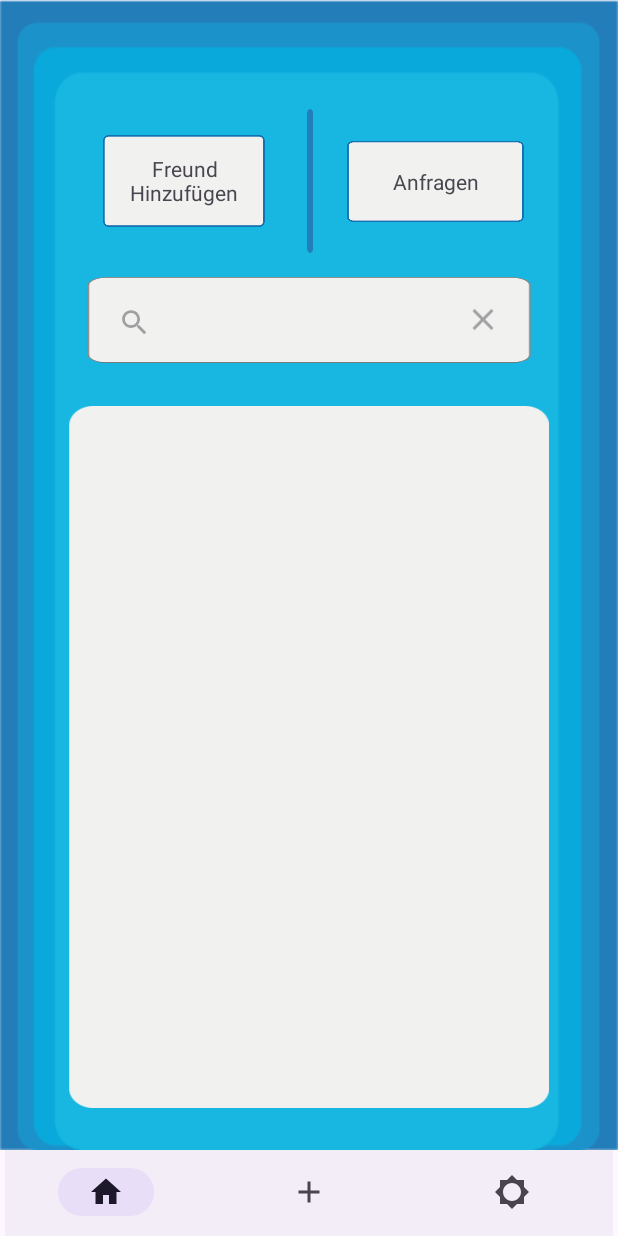
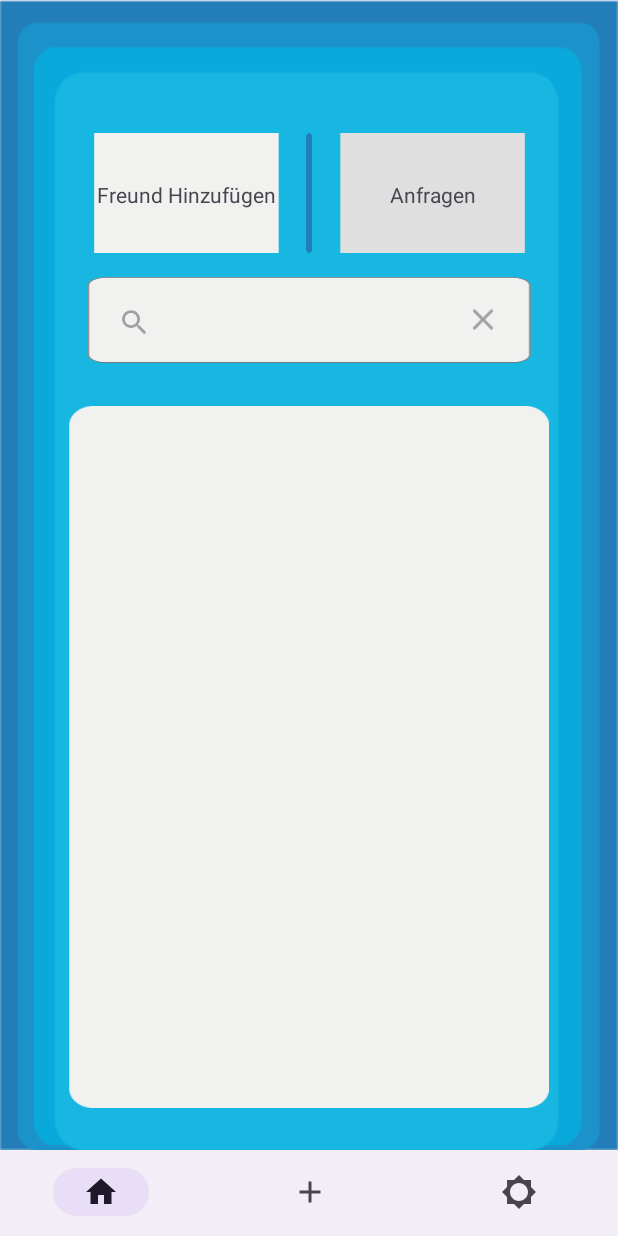
Before and after one commit to UNSERsplit/App, an Android app: the AddFriendActivity screen opened directly, with no data from a screen before it, on a phone screen of 412 x 824 dp. Run offline under Robolectric (Android 15) with nearby library versions, the phone set to English and light mode, and no system bars; network calls fail; Roboto replaces fonts that are not available here.

Commit message:
AddFriend Top selector dynamicSize

```diff
--- a/app/src/main/java/at/htlsaalfelden/UNSERsplit/ui/NavigationUtils.java
+++ b/app/src/main/java/at/htlsaalfelden/UNSERsplit/ui/NavigationUtils.java
@@ -34,7 +34,6 @@ public abstract class NavigationUtils {
 
     public static void initNavbar(AppCompatActivity activity) {
         BottomNavigationView navigationView = activity.findViewById(R.id.bottomNavigationView);
-
         Menu menu = navigationView.getMenu();
 
         for (int i = 0; i < navigationTargets.length; i++) {
--- a/app/src/main/java/at/htlsaalfelden/UNSERsplit/ui/friends/AddFriendActivity.java
+++ b/app/src/main/java/at/htlsaalfelden/UNSERsplit/ui/friends/AddFriendActivity.java
@@ -1,9 +1,20 @@
 package at.htlsaalfelden.UNSERsplit.ui.friends;
 
+import android.annotation.SuppressLint;
+import android.graphics.drawable.Drawable;
+import android.net.Uri;
 import android.os.Bundle;
+import android.util.DisplayMetrics;
+import android.view.View;
+import android.view.ViewGroup;
+import android.widget.TextView;
 
 import androidx.activity.EdgeToEdge;
+import androidx.annotation.Nullable;
 import androidx.appcompat.app.AppCompatActivity;
+import androidx.constraintlayout.widget.ConstraintLayout;
+import androidx.core.content.ContextCompat;
+
 import at.htlsaalfelden.UNSERsplit.R;
 import at.htlsaalfelden.UNSERsplit.ui.NavigationUtils;
 
@@ -14,11 +25,30 @@ public class AddFriendActivity extends AppCompatActivity {
         super.onCreate(savedInstanceState);
         EdgeToEdge.enable(this);
         setContentView(R.layout.activity_add_friend);
-
-        NavigationUtils.initScreen(this);
+        NavigationUtils.initNavbar(this);
 
         var ctx = this;
 
 
+        TextView txtViewAddFriend = findViewById(R.id.txtViewAddFriend);
+        TextView textViewAnfrage = findViewById(R.id.textViewAnfrage);
+        dynamicSize(txtViewAddFriend, 0.2,0.3);
+        dynamicSize(textViewAnfrage, 0.2,0.3);
+
+
+
+    }
+
+    public void dynamicSize(View x, double heighta, double widtha){
+        ViewGroup.LayoutParams params1 = x.getLayoutParams();
+        DisplayMetrics displayMetrics1 = new DisplayMetrics();
+
+        getWindowManager().getDefaultDisplay().getMetrics(displayMetrics1);
+        int height =  (int)(displayMetrics1.heightPixels * heighta);
+        int width = (int) (displayMetrics1.widthPixels * widtha);
+
+        params1.height = height;
+        params1.width = width;
+        x.setLayoutParams(params1);
     }
 }
--- a/app/src/main/java/at/htlsaalfelden/UNSERsplit/ui/home/HomeActivity.java
+++ b/app/src/main/java/at/htlsaalfelden/UNSERsplit/ui/home/HomeActivity.java
@@ -62,7 +62,7 @@ public class HomeActivity extends AppCompatActivity {
 
         ListView groupsView = findViewById(R.id.listVgruppenPersonen);
         //groups.setAdapter(new ArrayAdapter<String>(this, R.layout.layout_group, R.id.txtViewGroupName, new String[]{"a","b","c","d","" +
-        //        "e","f","g","h","i","j","k","l","m","n"}));
+        //"e","f","g","h","i","j","k","l","m","n"}));
 
         List<CombinedData> combinedGroups = new ArrayList<>();
 
--- a/app/src/main/res/layout/activity_add_friend.xml
+++ b/app/src/main/res/layout/activity_add_friend.xml
@@ -7,7 +7,7 @@
 
         <com.google.android.material.bottomnavigation.BottomNavigationView
             android:id="@+id/bottomNavigationView"
-            android:layout_width="405dp"
+            android:layout_width="418dp"
             android:layout_height="57dp"
             app:layout_constraintBottom_toBottomOf="parent"
             app:layout_constraintEnd_toEndOf="parent"
@@ -28,18 +28,18 @@
 
                 <androidx.constraintlayout.widget.ConstraintLayout
                     android:id="@+id/switchContainer"
-                    android:layout_width="331dp"
-                    android:layout_height="96dp"
+                    android:layout_width="324dp"
+                    android:layout_height="80dp"
                     android:layout_marginBottom="16dp"
                     app:layout_constraintBottom_toTopOf="@+id/searchContainer"
                     app:layout_constraintEnd_toEndOf="parent"
                     app:layout_constraintStart_toStartOf="parent">
 
                         <TextView
-                            android:id="@+id/textView4"
+                            android:id="@+id/txtViewAddFriend"
                             android:layout_width="108dp"
                             android:layout_height="61dp"
-                            android:background="@drawable/background_lightblue"
+                            android:background="@drawable/background_white3"
                             android:fontFamily="@font/roboto_medium"
                             android:gravity="center"
                             android:text="Freund Hinzufügen"
@@ -61,10 +61,10 @@
                         </androidx.constraintlayout.widget.ConstraintLayout>
 
                         <TextView
-                            android:id="@+id/textView7"
+                            android:id="@+id/textViewAnfrage"
                             android:layout_width="118dp"
                             android:layout_height="54dp"
-                            android:background="@drawable/background_lightblue"
+                            android:background="@drawable/background_white4"
                             android:fontFamily="@font/roboto_medium"
                             android:gravity="center"
                             android:text="Anfragen"
@@ -116,7 +116,11 @@
 
                                 <ListView
                                     android:layout_width="match_parent"
-                                    android:layout_height="match_parent" />
+                                    android:layout_height="match_parent"
+                                    app:layout_constraintBottom_toBottomOf="parent"
+                                    app:layout_constraintEnd_toEndOf="parent"
+                                    app:layout_constraintStart_toStartOf="parent"
+                                    app:layout_constraintTop_toTopOf="parent" />
                         </androidx.constraintlayout.widget.ConstraintLayout>
 
                         <androidx.constraintlayout.widget.ConstraintLayout
```
Also changed, not shown: app/src/main/res/drawable/background_white3.png (added), app/src/main/res/drawable/background_white4.png (added).
